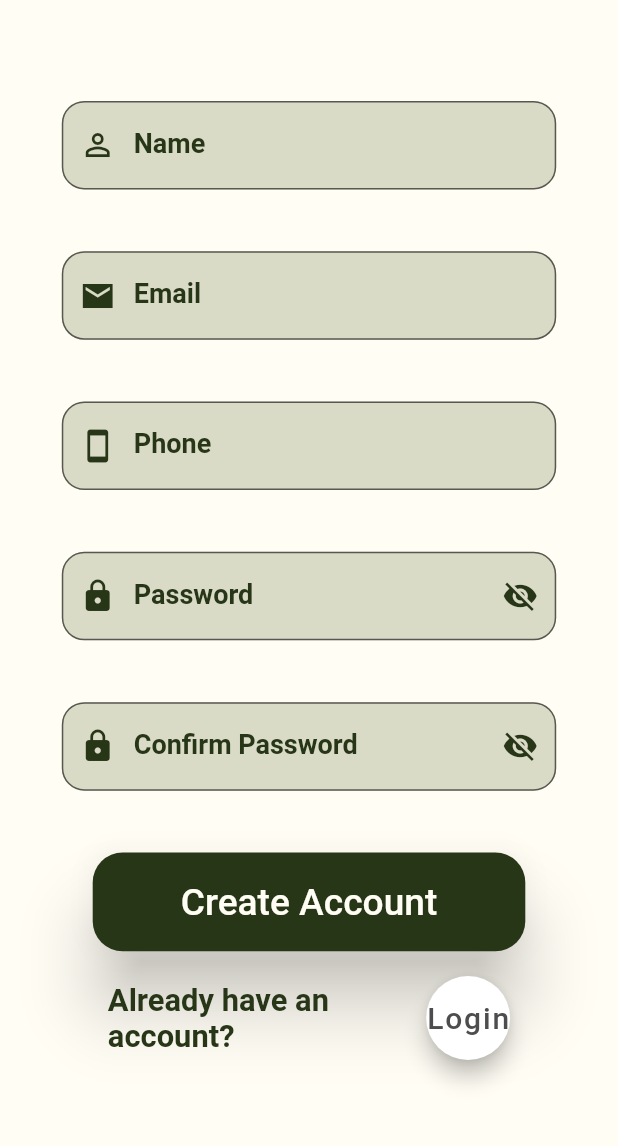
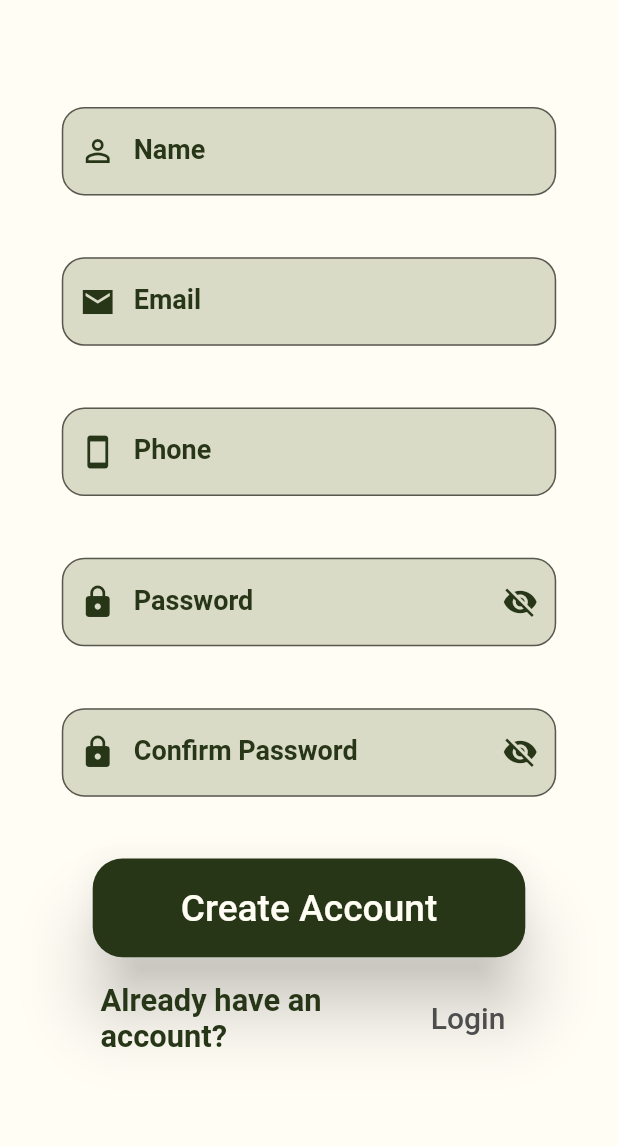
Before and after one commit to adeenasaifullah/Skin_Scan, a Flutter app: the createAccount screen opened directly, on a phone screen of 412 x 824 dp, the part 75-1221 px from its top. Run offline on Flutter 3.47's test engine with Material 2 defaults, Android fonts, the phone set to English and light mode, and no system bars; our stand-ins replace animated_splash_screen, camera, fl_chart, flutter_rating_bar, flutter_signin_button, google_fonts and 3 more; missing offline and left inert: custom_top_navigator.

Commit message:
Minor changes were needed after folder structure was made

```diff
--- a/lib/register_feature/create_account.dart
+++ b/lib/register_feature/create_account.dart
@@ -82,7 +82,7 @@ class _createAccountState extends State<createAccount> {
                   SizedBox(width: displayWidth(context) * 0.03),
                   Flexible(
                     flex: 2,
-                    child: FloatingActionButton(
+                    child: TextButton(
                       onPressed: () {
                         Navigator.of(context).push(MaterialPageRoute(
                             builder: (context) => LogInScreen()));
@@ -90,7 +90,7 @@ class _createAccountState extends State<createAccount> {
                       child: Text('Login',
                           style: GoogleFonts.reemKufi(
                               color: Color(0xFF4D4D4D), fontSize: 20)),
-                      backgroundColor: Colors.white,
+                      //backgroundColor: Colors.white,
                     ),
                   ),
                 ],
--- a/lib/utilities/utility.dart
+++ b/lib/utilities/utility.dart
@@ -4,17 +4,17 @@ import 'package:google_fonts/google_fonts.dart';
 
 
 Size displaySize(BuildContext context) {
-  debugPrint('Size = ' + MediaQuery.of(context).size.toString());
+  //debugPrint('Size = ' + MediaQuery.of(context).size.toString());
   return MediaQuery.of(context).size;
 }
 
 double displayHeight(BuildContext context) {
-  debugPrint('Height = ' + displaySize(context).height.toString());
+  //debugPrint('Height = ' + displaySize(context).height.toString());
   return displaySize(context).height;
 }
 
 double displayWidth(BuildContext context) {
-  debugPrint('Width = ' + displaySize(context).width.toString());
+  //debugPrint('Width = ' + displaySize(context).width.toString());
   return displaySize(context).width;
 }
 
--- a/pubspec.yaml
+++ b/pubspec.yaml
@@ -53,6 +53,8 @@ dependencies:
   liquid_progress_indicator: ^0.4.0
   custom_top_navigator: ^0.0.3
   persistent_bottom_nav_bar: ^4.0.2
+  firebase_core: ^1.13.1
+  cloud_firestore: ^3.1.10
 
 dev_dependencies:
   flutter_test:
```
Also changed, not shown: lib/main.dart (+7 -2 lines), pubspec.lock, 4 other files.
